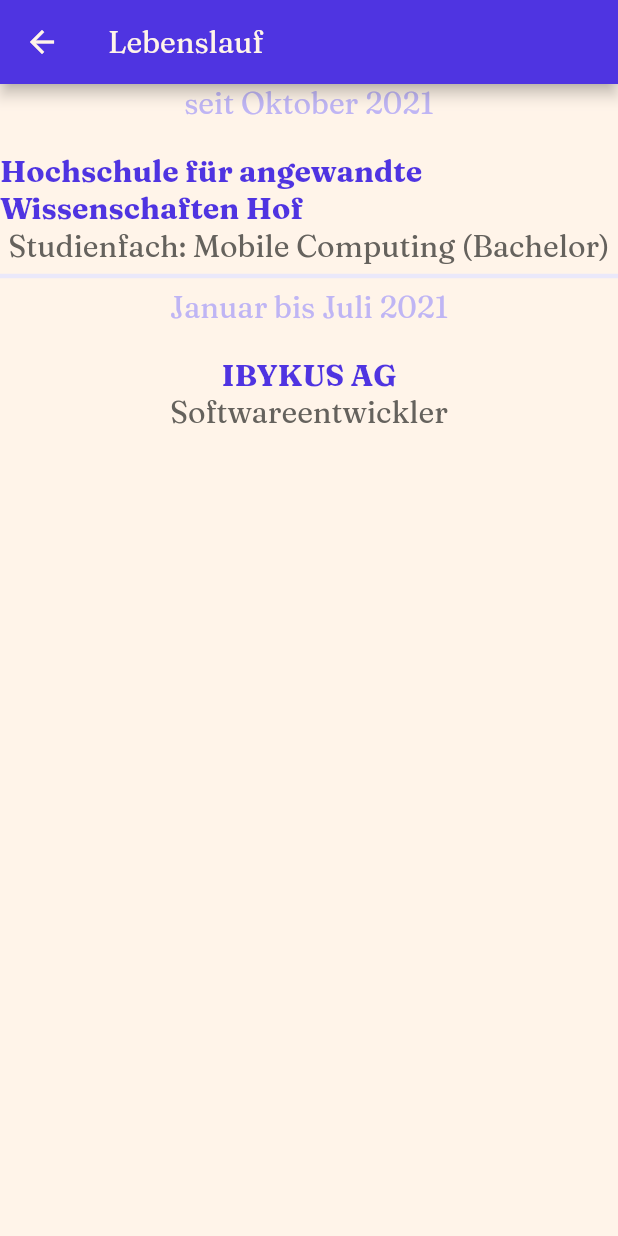
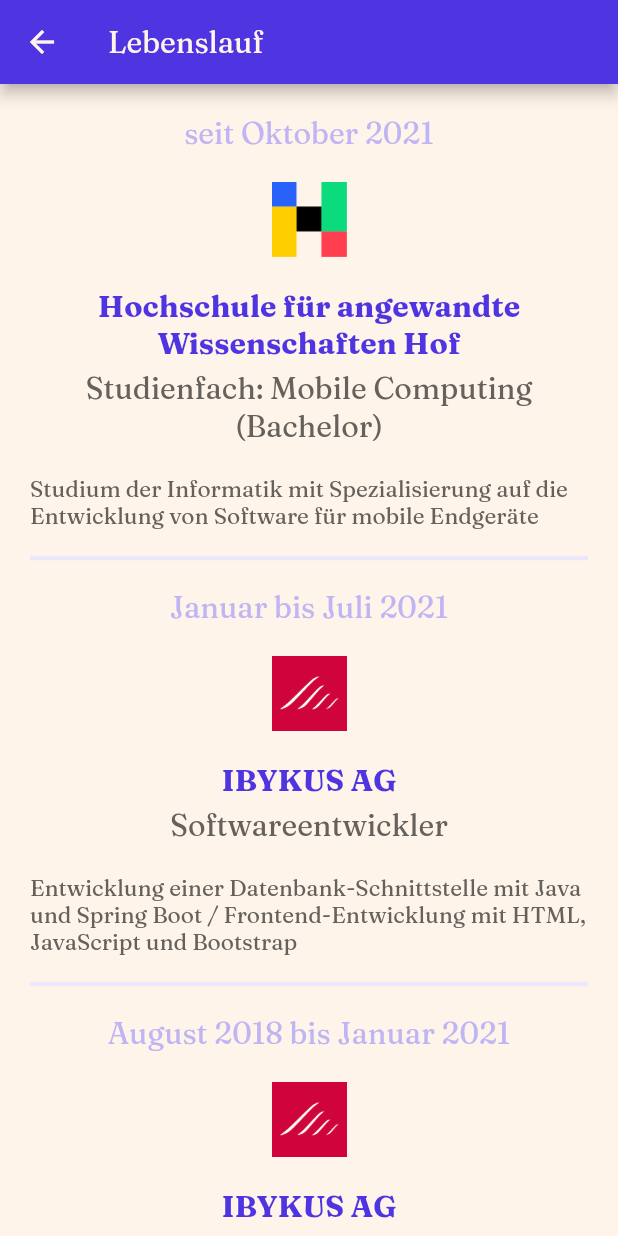
Before and after one commit to tim-w97/Bewerbung, a Flutter app: the screen it shows after launch, after a tap on "Lebenslauf", on a phone screen of 412 x 824 dp. Run offline on Flutter 3.47's test engine with Material 2 defaults, Android fonts, the phone set to English and light mode, and no system bars.

Commit message:
Logos der Unternehmen hinzugefügt und Lebenslauf fertiggestellt

```diff
--- a/lib/constants/text_styles.dart
+++ b/lib/constants/text_styles.dart
@@ -1,6 +1,6 @@
 import 'package:application/constants/colors.dart' as colors;
 import 'package:flutter/cupertino.dart';
 
-const bigHeadline = TextStyle(color: colors.secondary, fontSize: 30);
-
+const big = TextStyle(color: colors.secondary, fontSize: 30);
 const medium = TextStyle(color: colors.primary, fontSize: 20);
+const small = TextStyle(color: colors.lightGray, fontSize: 15);
--- a/lib/main.dart
+++ b/lib/main.dart
@@ -26,6 +26,7 @@ class ApplicationApp extends StatelessWidget {
         dividerTheme: const DividerThemeData(
           color: colors.lightBlue,
           thickness: 3,
+          space: 40,
         ),
         colorScheme: const ColorScheme.light(
           primary: colors.primary,
--- a/lib/screens/curriculum.dart
+++ b/lib/screens/curriculum.dart
@@ -11,20 +11,55 @@ class Curriculum extends StatelessWidget {
       appBar: AppBar(
         title: const Text("Lebenslauf"),
       ),
-      body: Column(
+      body: SingleChildScrollView(
+        padding: const EdgeInsets.all(20),
+        scrollDirection: Axis.vertical,
+        child: Column(
           children: const [
             CurriculumEntry(
               periodOfTime: "seit Oktober 2021",
+              image: "images/logos/fh_hof.png",
               place: "Hochschule für angewandte Wissenschaften Hof",
               activity: "Studienfach: Mobile Computing (Bachelor)",
+              details:
+                  "Studium der Informatik mit Spezialisierung auf die Entwicklung von Software für mobile Endgeräte",
             ),
             Divider(),
             CurriculumEntry(
               periodOfTime: "Januar bis Juli 2021",
+              image: "images/logos/ibykus.png",
               place: "IBYKUS AG",
               activity: "Softwareentwickler",
+              details:
+                  "Entwicklung einer Datenbank-Schnittstelle mit Java und Spring Boot / Frontend-Entwicklung mit HTML, JavaScript und Bootstrap",
+            ),
+            Divider(),
+            CurriculumEntry(
+              periodOfTime: "August 2018 bis Januar 2021",
+              image: "images/logos/ibykus.png",
+              place: "IBYKUS AG",
+              activity:
+                  "Ausbildung zum Fachinformatiker für Anwendungsentwicklung",
+            ),
+            Divider(),
+            CurriculumEntry(
+              periodOfTime: "April 2018 bis Juli 2018",
+              image: "images/logos/ibykus.png",
+              place: "IBYKUS AG",
+              activity: "Praktikant",
+              details:
+                  "Einrichtung einer Wiki-Software für das Entwicklungsteam",
+            ),
+            Divider(),
+            CurriculumEntry(
+              periodOfTime: "Oktober 2017 bis März 2018",
+              image: "images/logos/tu_ilmenau.png",
+              place: "Technische Universität Ilmenau",
+              activity: "Studienfach: Informatik (Bachelor)",
+              details: "(abgebrochen)",
             ),
           ],
+        ),
       ),
     );
   }
--- a/lib/screens/home.dart
+++ b/lib/screens/home.dart
@@ -32,7 +32,7 @@ class Home extends StatelessWidget {
                   child: Text(
                     "Bewerbung als Werkstudent",
                     textAlign: TextAlign.center,
-                    style: text_styles.bigHeadline,
+                    style: text_styles.big,
                   ),
                 ),
               ),
--- a/lib/widgets/curriculum_entry.dart
+++ b/lib/widgets/curriculum_entry.dart
@@ -4,35 +4,55 @@ import 'package:application/constants/text_styles.dart' as text_styles;
 
 class CurriculumEntry extends StatelessWidget {
   final String periodOfTime;
+  final String image;
   final String place;
   final String activity;
+  final String? details;
 
   const CurriculumEntry({
     Key? key,
     required this.periodOfTime,
+    required this.image,
     required this.place,
     required this.activity,
+    this.details,
   }) : super(key: key);
 
   @override
   Widget build(BuildContext context) {
     return Column(
       children: [
+        Text(periodOfTime,
+            style: text_styles.medium.copyWith(color: colors.blue),
+            textAlign: TextAlign.center),
         Padding(
-          padding: const EdgeInsets.only(bottom: 20),
-          child: Text(
-            periodOfTime,
-            style: text_styles.medium.copyWith(color: colors.blue),
+          padding: const EdgeInsets.all(20),
+          child: Image.asset(
+            image,
+            height: 50,
           ),
         ),
-        Text(
-          place,
-          style: text_styles.medium.copyWith(fontWeight: FontWeight.bold),
+        Padding(
+          padding: const EdgeInsets.only(bottom: 5),
+          child: Text(
+            place,
+            style: text_styles.medium.copyWith(fontWeight: FontWeight.bold),
+            textAlign: TextAlign.center,
+          ),
         ),
         Text(
           activity,
           style: text_styles.medium.copyWith(color: colors.lightGray),
+          textAlign: TextAlign.center,
         ),
+        if (details != null)
+          Padding(
+            padding: const EdgeInsets.only(top: 20),
+            child: Text(
+              details!,
+              style: text_styles.small,
+            ),
+          ),
       ],
     );
   }
--- a/pubspec.yaml
+++ b/pubspec.yaml
@@ -62,6 +62,7 @@ flutter:
   # To add assets to your application, add an assets section, like this:
   assets:
     - images/tim.png
+    - images/logos/
 
   # An image asset can refer to one or more resolution-specific "variants", see
   # https://flutter.dev/assets-and-images/#resolution-aware
```
Also changed, not shown: images/logos/fh_hof.png (added), images/logos/ibykus.png (added), images/logos/tu_ilmenau.png (added). Lines whose indentation alone changed are shown as unchanged.
